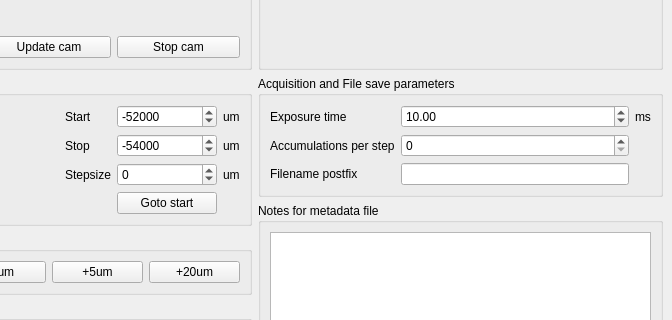
Old version of the form mainWindow.ui in the repository cbuhl/TanakaSetup; both pictures show x 163 to 835 and y 330 to 650 of the 835 by 855 pixel window.
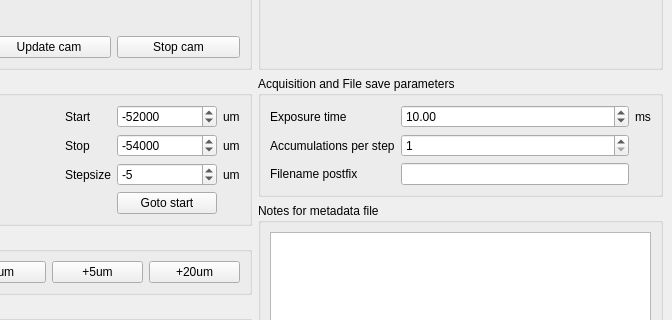
New version of the form.

Commit message: Minor changes on the spinbox defaults

The edit to the form file:
```diff
--- a/mainWindow.ui
+++ b/mainWindow.ui
@@ -239,6 +239,9 @@
              <property name="maximum">
               <number>1000</number>
              </property>
+             <property name="value">
+              <number>-5</number>
+             </property>
             </widget>
            </item>
            <item row="0" column="3">
@@ -489,8 +492,14 @@
            </item>
            <item row="1" column="1">
             <widget class="QSpinBox" name="nAccumulations">
+             <property name="minimum">
+              <number>1</number>
+             </property>
              <property name="maximum">
-              <number>200</number>
+              <number>1000</number>
+             </property>
+             <property name="value">
+              <number>1</number>
              </property>
             </widget>
            </item>
```
